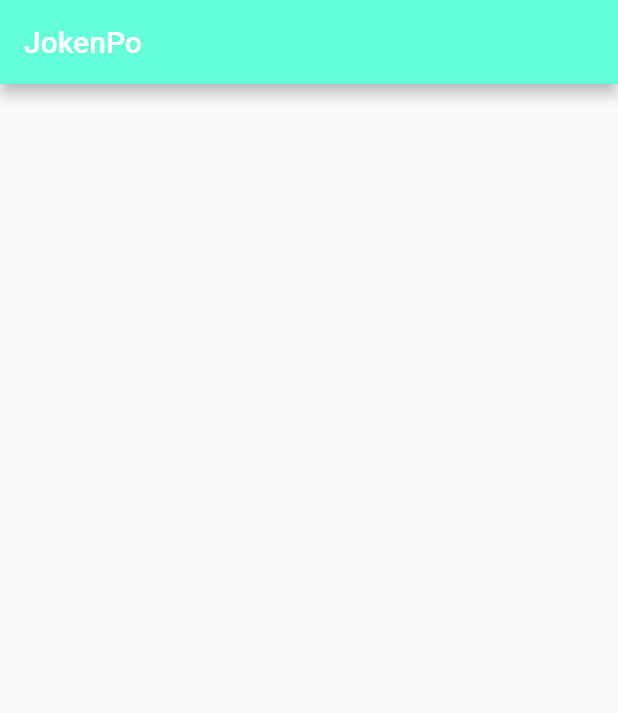
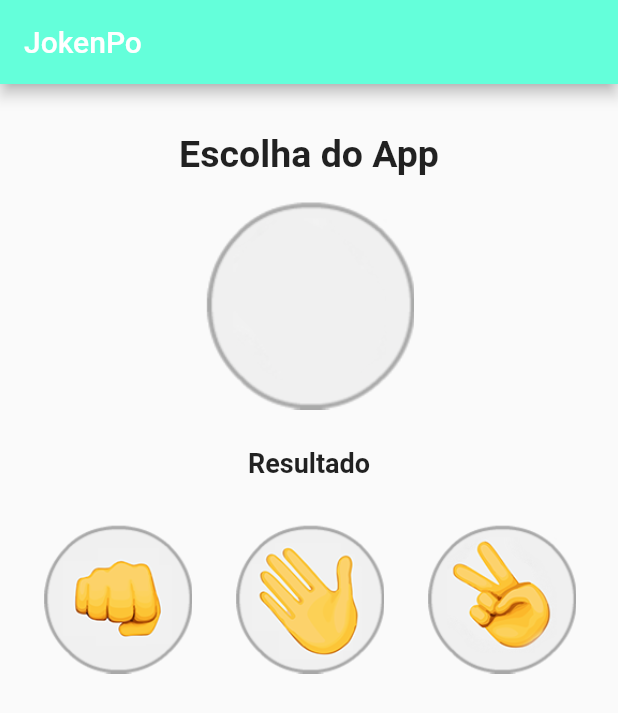
Before and after one commit to adilsontchameia/Joken-Po-jogo, a Flutter app: the screen it shows after launch, on a phone screen of 412 x 824 dp. Shown: the top 713 px of the screen. Run offline on Flutter 3.47's test engine with Material 2 defaults, Android fonts, the light colour scheme and no system bars.

Commit message:
termino da criacao da interface

```diff
--- a/lib/main.dart
+++ b/lib/main.dart
@@ -17,8 +17,58 @@ class _HomeState extends State<Home> {
   @override
   Widget build(BuildContext context) {
     return Scaffold(
-      appBar:
-          AppBar(title: Text("JokenPo"), backgroundColor: Colors.tealAccent),
-    );
+        appBar:
+            AppBar(title: Text("JokenPo"), backgroundColor: Colors.tealAccent),
+        body: Container(
+          child: Column(
+            crossAxisAlignment: CrossAxisAlignment.center,
+            children: [
+              Padding(
+                padding: EdgeInsets.only(top: 32, bottom: 16),
+                child: Text(
+                  "Escolha do App",
+                  textAlign: TextAlign.center,
+                  style: TextStyle(
+                    fontSize: 25,
+                    fontWeight: FontWeight.bold,
+                  ),
+                ),
+              ),
+              Image.asset("images/padrao.png"),
+              Padding(
+                padding: EdgeInsets.only(top: 25, bottom: 30),
+                child: Text(
+                  "Resultado",
+                  style: TextStyle(
+                      fontSize: 18,
+                      fontStyle: FontStyle.normal,
+                      fontWeight: FontWeight.bold),
+                  textAlign: TextAlign.center,
+                ),
+              ),
+              Center(
+                child: Container(
+                  child: Row(
+                    mainAxisAlignment: MainAxisAlignment.spaceEvenly,
+                    children: [
+                      Image.asset(
+                        "images/pedra.png",
+                        height: 100,
+                      ),
+                      Image.asset(
+                        "images/papel.png",
+                        height: 100,
+                      ),
+                      Image.asset(
+                        "images/tesoura.png",
+                        height: 100,
+                      )
+                    ],
+                  ),
+                ),
+              )
+            ],
+          ),
+        ));
   }
 }
```
